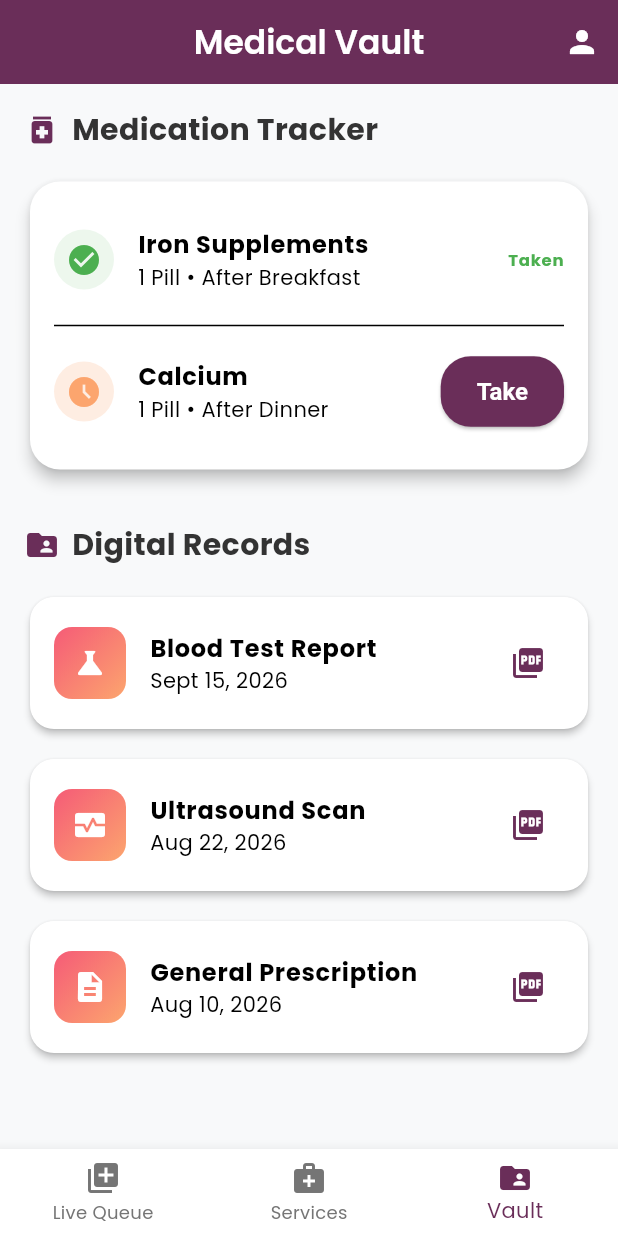
After one commit to muhammadjamalmatloob/Clinic_App, a Flutter app: the PatientVaultScreen screen opened by its route, on a phone screen of 412 x 824 dp. The commit adds this screen. Run offline on Flutter 3.47's test engine with Material 3 defaults, Android fonts, the light colour scheme and no system bars; our stand-ins replace flutter_riverpod, flutter_svg, go_router, google_fonts.

Commit message:
Some change

```diff
--- a/frontend/lib/presentation/router/app_router.dart
+++ b/frontend/lib/presentation/router/app_router.dart
@@ -4,6 +4,8 @@ import 'package:flutter/material.dart';
 import '../screens/splash/splash_screen.dart';
 import '../screens/auth/auth_screen.dart';
 import '../screens/patient/patient_dashboard.dart';
+import '../screens/patient/patient_services_screen.dart';
+import '../screens/patient/patient_vault_screen.dart';
 import '../screens/patient/patient_shell.dart';
 import '../screens/staff/staff_dashboard.dart';
 import '../screens/staff/staff_shell.dart';
@@ -36,11 +38,11 @@ final GoRouter appRouter = GoRouter(
         ),
         GoRoute(
           path: '/patient/services',
-          builder: (context, state) => const ComingSoonScreen(title: 'Services & Booking'),
+          builder: (context, state) => const PatientServicesScreen(),
         ),
         GoRoute(
           path: '/patient/vault',
-          builder: (context, state) => const ComingSoonScreen(title: 'Medical Vault'),
+          builder: (context, state) => const PatientVaultScreen(),
         ),
       ],
     ),
--- /dev/null
+++ b/frontend/lib/presentation/screens/patient/patient_vault_screen.dart
@@ -0,0 +1,136 @@
+import 'package:flutter/material.dart';
+import '../../../core/constants/colors.dart';
+
+class PatientVaultScreen extends StatelessWidget {
+  const PatientVaultScreen({super.key});
+
+  @override
+  Widget build(BuildContext context) {
+    return Scaffold(
+      appBar: AppBar(
+        title: const Text('Medical Vault'),
+        actions: [
+          IconButton(
+            icon: const Icon(Icons.person),
+            onPressed: () {
+              ScaffoldMessenger.of(context).showSnackBar(
+                const SnackBar(content: Text('Profile & Settings coming soon!')),
+              );
+            },
+          )
+        ],
+      ),
+      body: SingleChildScrollView(
+        padding: const EdgeInsets.all(16.0),
+        child: Column(
+          crossAxisAlignment: CrossAxisAlignment.stretch,
+          children: [
+            // Pill Tracker Section
+            _buildSectionHeader('Medication Tracker', Icons.medication),
+            const SizedBox(height: 16),
+            Card(
+              elevation: 4,
+              shape: RoundedRectangleBorder(borderRadius: BorderRadius.circular(20)),
+              child: Padding(
+                padding: const EdgeInsets.all(16.0),
+                child: Column(
+                  children: [
+                    _buildPillTile('Iron Supplements', '1 Pill • After Breakfast', true),
+                    const Divider(),
+                    _buildPillTile('Calcium', '1 Pill • After Dinner', false),
+                  ],
+                ),
+              ),
+            ),
+
+            const SizedBox(height: 32),
+
+            // Lab Reports & PDFs
+            _buildSectionHeader('Digital Records', Icons.folder_shared),
+            const SizedBox(height: 16),
+
+            _buildRecordCard(context, 'Blood Test Report', 'Sept 15, 2026', Icons.science),
+            const SizedBox(height: 12),
+            _buildRecordCard(context, 'Ultrasound Scan', 'Aug 22, 2026', Icons.monitor_heart),
+            const SizedBox(height: 12),
+            _buildRecordCard(context, 'General Prescription', 'Aug 10, 2026', Icons.description),
+          ],
+        ),
+      ),
+    );
+  }
+
+  Widget _buildSectionHeader(String title, IconData icon) {
+    return Row(
+      children: [
+        Icon(icon, color: AppColors.primaryPlum),
+        const SizedBox(width: 8),
+        Text(
+          title,
+          style: const TextStyle(
+            fontSize: 20,
+            fontWeight: FontWeight.bold,
+            color: AppColors.textPrimary,
+          ),
+        ),
+      ],
+    );
+  }
+
+  Widget _buildPillTile(String name, String time, bool taken) {
+    return ListTile(
+      contentPadding: EdgeInsets.zero,
+      leading: Container(
+        padding: const EdgeInsets.all(8),
+        decoration: BoxDecoration(
+          color: taken ? AppColors.success.withOpacity(0.1) : AppColors.primaryPeach.withOpacity(0.2),
+          shape: BoxShape.circle,
+        ),
+        child: Icon(
+          taken ? Icons.check_circle : Icons.access_time_filled,
+          color: taken ? AppColors.success : AppColors.primaryPeach,
+        ),
+      ),
+      title: Text(name, style: const TextStyle(fontWeight: FontWeight.bold)),
+      subtitle: Text(time),
+      trailing: taken
+          ? const Text('Taken', style: TextStyle(color: AppColors.success, fontWeight: FontWeight.bold))
+          : ElevatedButton(
+              onPressed: () {},
+              style: ElevatedButton.styleFrom(
+                backgroundColor: AppColors.primaryPlum,
+                shape: RoundedRectangleBorder(borderRadius: BorderRadius.circular(20)),
+              ),
+              child: const Text('Take', style: TextStyle(color: AppColors.white)),
+            ),
+    );
+  }
+
+  Widget _buildRecordCard(BuildContext context, String title, String date, IconData icon) {
+    return Card(
+      elevation: 2,
+      shape: RoundedRectangleBorder(borderRadius: BorderRadius.circular(16)),
+      child: ListTile(
+        contentPadding: const EdgeInsets.symmetric(horizontal: 16, vertical: 8),
+        leading: Container(
+          padding: const EdgeInsets.all(12),
+          decoration: BoxDecoration(
+            gradient: AppColors.primaryGradient,
+            borderRadius: BorderRadius.circular(12),
+          ),
+          child: Icon(icon, color: Colors.white),
+        ),
+        title: Text(title, style: const TextStyle(fontWeight: FontWeight.bold)),
+        subtitle: Text(date),
+        trailing: IconButton(
+          icon: const Icon(Icons.picture_as_pdf, color: AppColors.primaryPlum),
+          onPressed: () {
+            ScaffoldMessenger.of(context).showSnackBar(
+              SnackBar(content: Text('Generating PDF for $title...')),
+            );
+          },
+        ),
+      ),
+    );
+  }
+}
```
Also changed, not shown: frontend/lib/presentation/screens/patient/patient_dashboard.dart (+57 -22 lines), frontend/lib/presentation/screens/patient/patient_services_screen.dart (added, +135 -0 lines).
